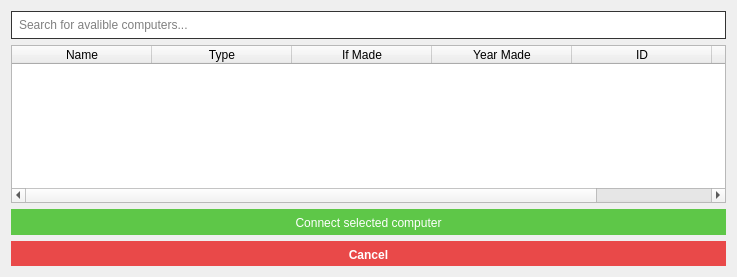
Old version of the form VL1-project/addcontosci.ui in the repository birkirk/vln1-35.
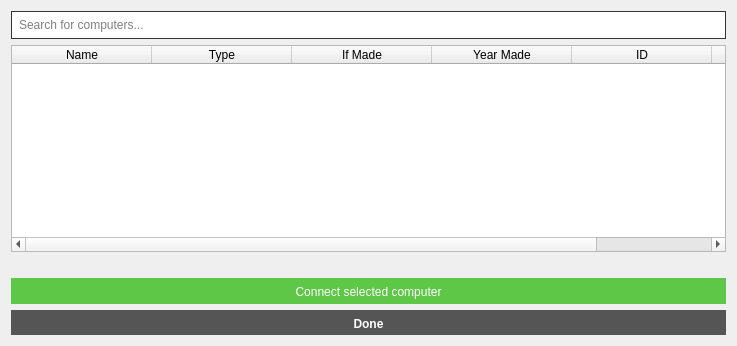
New version of the form.

What changed in the file:
```diff
--- a/VL1-project/addcontosci.ui
+++ b/VL1-project/addcontosci.ui
@@ -7,7 +7,7 @@
     <x>0</x>
     <y>0</y>
     <width>737</width>
-    <height>277</height>
+    <height>346</height>
    </rect>
   </property>
   <property name="windowTitle">
@@ -27,7 +27,7 @@
 padding: 5px;</string>
      </property>
      <property name="placeholderText">
-      <string>Search for avalible computers...</string>
+      <string>Search for computers...</string>
      </property>
     </widget>
    </item>
@@ -83,6 +83,23 @@
      </column>
     </widget>
    </item>
+   <item>
+    <widget class="QLabel" name="label_consci_status">
+     <property name="font">
+      <font>
+       <family>Helvetica</family>
+       <weight>75</weight>
+       <bold>true</bold>
+      </font>
+     </property>
+     <property name="text">
+      <string/>
+     </property>
+     <property name="alignment">
+      <set>Qt::AlignCenter</set>
+     </property>
+    </widget>
+   </item>
    <item>
     <widget class="QPushButton" name="button_consci_connect">
      <property name="enabled">
@@ -111,13 +128,13 @@
      <property name="styleSheet">
       <string notr="true">border: 0px solid #333;
 padding: 7px 0 4px 0;
-background-color: #E94949;
+background-color: #555;
 color: #fff;
 font-weight: bold;
 font: 25 13pt &quot;Helvetica&quot;;</string>
      </property>
      <property name="text">
-      <string>Cancel</string>
+      <string>Done</string>
      </property>
     </widget>
    </item>
```
Left out of the diff: 2 changed lines with no effect on the pictures.
